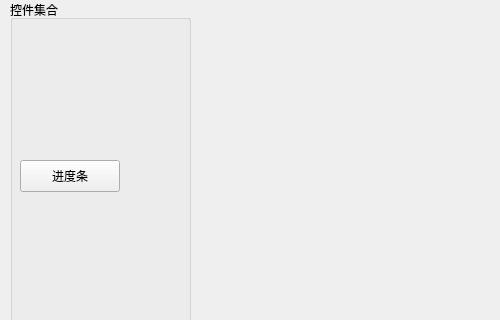
Before: the Qt Designer form mainwindow.ui in k0sf/Notes-QT-Example, drawn with Qt 5; both pictures show x 0 to 500 and y 0 to 320 of the 800 by 600 pixel window.
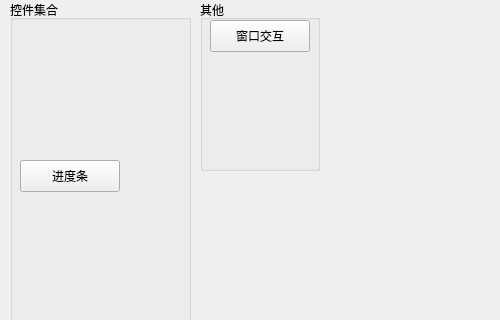
After: the same form once the commit is applied.

Commit message: 窗口交互(信号)

```diff
--- a/mainwindow.ui
+++ b/mainwindow.ui
@@ -40,6 +40,32 @@
      </property>
     </widget>
    </widget>
+   <widget class="QGroupBox" name="groupBox">
+    <property name="geometry">
+     <rect>
+      <x>200</x>
+      <y>0</y>
+      <width>120</width>
+      <height>171</height>
+     </rect>
+    </property>
+    <property name="title">
+     <string>其他</string>
+    </property>
+    <widget class="QPushButton" name="pushButton_window_interactive">
+     <property name="geometry">
+      <rect>
+       <x>10</x>
+       <y>20</y>
+       <width>100</width>
+       <height>32</height>
+      </rect>
+     </property>
+     <property name="text">
+      <string>窗口交互</string>
+     </property>
+    </widget>
+   </widget>
   </widget>
   <widget class="QMenuBar" name="menubar">
    <property name="geometry">
```
The commit also changes 9 other files.
